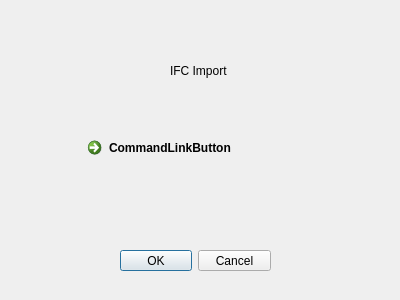
marcokiewit/ifc_importer, file ifc_importer_dialog_base.ui: the form before one commit.
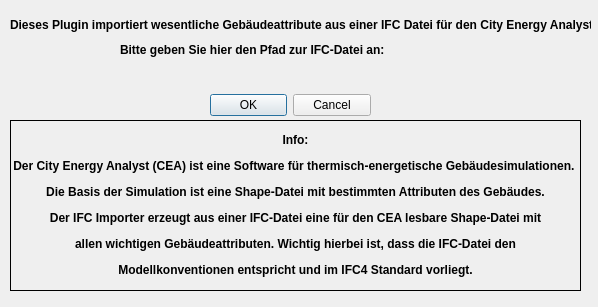
The form after the commit. Custom widgets are drawn as their Qt base class.

The edit to the form file:
```diff
--- a/ifc_importer_dialog_base.ui
+++ b/ifc_importer_dialog_base.ui
@@ -6,8 +6,8 @@
    <rect>
     <x>0</x>
     <y>0</y>
-    <width>400</width>
-    <height>300</height>
+    <width>598</width>
+    <height>307</height>
    </rect>
   </property>
   <property name="windowTitle">
@@ -16,10 +16,10 @@
   <widget class="QDialogButtonBox" name="button_box">
    <property name="geometry">
     <rect>
-     <x>120</x>
-     <y>250</y>
-     <width>151</width>
-     <height>21</height>
+     <x>210</x>
+     <y>90</y>
+     <width>161</width>
+     <height>31</height>
     </rect>
    </property>
    <property name="orientation">
@@ -32,30 +32,84 @@
   <widget class="QLabel" name="label">
    <property name="geometry">
     <rect>
-     <x>170</x>
+     <x>120</x>
+     <y>40</y>
+     <width>281</width>
+     <height>21</height>
+    </rect>
+   </property>
+   <property name="text">
+    <string>&lt;html&gt;&lt;head/&gt;&lt;body&gt;&lt;p&gt;&lt;span style=&quot; font-weight:600;&quot;&gt;Bitte geben Sie hier den Pfad zur IFC-Datei an:&lt;/span&gt;&lt;/p&gt;&lt;/body&gt;&lt;/html&gt;</string>
+   </property>
+  </widget>
+  <widget class="QgsFileWidget" name="localsave">
+   <property name="geometry">
+    <rect>
+     <x>120</x>
      <y>60</y>
-     <width>91</width>
-     <height>21</height>
+     <width>381</width>
+     <height>27</height>
     </rect>
    </property>
+   <property name="storageMode">
+    <enum>QgsFileWidget::GetFile</enum>
+   </property>
+   <property name="relativeStorage">
+    <enum>QgsFileWidget::Absolute</enum>
+   </property>
+  </widget>
+  <widget class="QLabel" name="label_2">
+   <property name="geometry">
+    <rect>
+     <x>10</x>
+     <y>10</y>
+     <width>581</width>
+     <height>31</height>
+    </rect>
+   </property>
    <property name="text">
-    <string>IFC Import</string>
+    <string>&lt;html&gt;&lt;head/&gt;&lt;body&gt;&lt;p&gt;&lt;span style=&quot; font-weight:600;&quot;&gt;Dieses Plugin importiert wesentliche Gebäudeattribute aus einer IFC Datei für den City Energy Analyst&lt;/span&gt;&lt;/p&gt;&lt;/body&gt;&lt;/html&gt;</string>
    </property>
   </widget>
-  <widget class="QCommandLinkButton" name="commandLinkButton">
+  <widget class="QLabel" name="label_3">
    <property name="geometry">
     <rect>
-     <x>80</x>
-     <y>130</y>
-     <width>185</width>
-     <height>41</height>
+     <x>10</x>
+     <y>120</y>
+     <width>571</width>
+     <height>171</height>
     </rect>
    </property>
+   <property name="frameShape">
+    <enum>QFrame::Box</enum>
+   </property>
+   <property name="lineWidth">
+    <number>1</number>
+   </property>
    <property name="text">
-    <string>CommandLinkButton</string>
+    <string>&lt;html&gt;&lt;head/&gt;&lt;body&gt;&lt;p&gt;&lt;span style=&quot; font-weight:600;&quot;&gt;Info:&lt;/span&gt;&lt;/p&gt;&lt;p&gt;&lt;span style=&quot; font-weight:600;&quot;&gt;Der City Energy Analyst (CEA) ist eine Software für thermisch-energetische Gebäudesimulationen. &lt;/span&gt;&lt;/p&gt;&lt;p&gt;&lt;span style=&quot; font-weight:600;&quot;&gt;Die Basis der Simulation ist eine Shape-Datei mit bestimmten Attributen des Gebäudes.&lt;/span&gt;&lt;/p&gt;&lt;p&gt;&lt;span style=&quot; font-weight:600;&quot;&gt;Der IFC Importer erzeugt aus einer IFC-Datei eine für den CEA lesbare Shape-Datei mit&lt;/span&gt;&lt;/p&gt;&lt;p&gt;&lt;span style=&quot; font-weight:600;&quot;&gt;allen wichtigen Gebäudeattributen. Wichtig hierbei ist, dass die IFC-Datei den&lt;/span&gt;&lt;/p&gt;&lt;p&gt;&lt;span style=&quot; font-weight:600;&quot;&gt;Modellkonventionen entspricht und im IFC4 Standard vorliegt.&lt;/span&gt;&lt;/p&gt;&lt;/body&gt;&lt;/html&gt;</string>
+   </property>
+   <property name="textFormat">
+    <enum>Qt::AutoText</enum>
+   </property>
+   <property name="scaledContents">
+    <bool>false</bool>
+   </property>
+   <property name="alignment">
+    <set>Qt::AlignCenter</set>
+   </property>
+   <property name="margin">
+    <number>0</number>
    </property>
   </widget>
  </widget>
+ <customwidgets>
+  <customwidget>
+   <class>QgsFileWidget</class>
+   <extends>QWidget</extends>
+   <header>qgsfilewidget.h</header>
+  </customwidget>
+ </customwidgets>
  <resources/>
  <connections>
   <connection>
```
